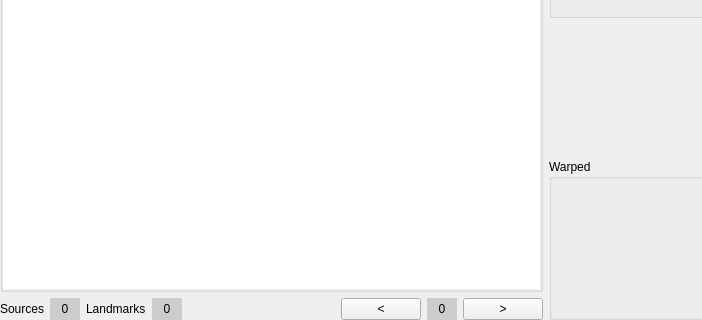
Before: the Qt Designer form mwarp1d/ui/panel_landmarks.ui in 0todd0000/mwarp1d, drawn with Qt 5; both pictures show x 0 to 702 and y 273 to 593 of the 973 by 593 pixel window.
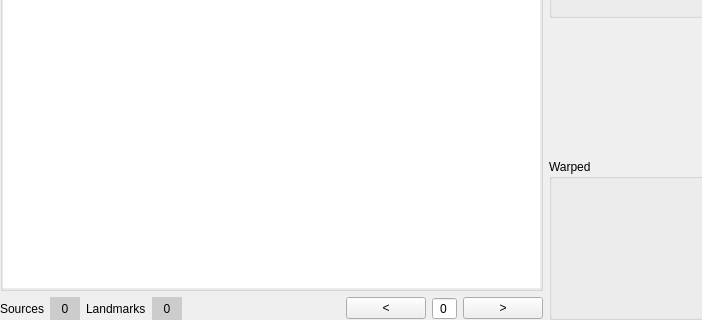
After: the same form once the commit is applied. Custom widgets are drawn as their Qt base class.

Commit message:
Improve Landmarks source indicator
Change from a QLabel to a QSpinBox, following the Manual panel

The edit to the form file:
```diff
--- a/mwarp1d/ui/panel_landmarks.ui
+++ b/mwarp1d/ui/panel_landmarks.ui
@@ -287,28 +287,22 @@
         </widget>
        </item>
        <item>
-        <widget class="QLabel" name="label_current_curve">
-         <property name="minimumSize">
-          <size>
-           <width>30</width>
-           <height>0</height>
-          </size>
-         </property>
+        <widget class="QSpinBox" name="spin_current_curve">
          <property name="maximumSize">
           <size>
            <width>30</width>
-           <height>30</height>
+           <height>16777215</height>
           </size>
          </property>
-         <property name="styleSheet">
-          <string notr="true">background-color: #cccccc;</string>
-         </property>
-         <property name="text">
-          <string>0</string>
-         </property>
          <property name="alignment">
           <set>Qt::AlignCenter</set>
          </property>
+         <property name="readOnly">
+          <bool>true</bool>
+         </property>
+         <property name="buttonSymbols">
+          <enum>QAbstractSpinBox::NoButtons</enum>
+         </property>
         </widget>
        </item>
        <item>
```
The commit also changes 1 other file.
